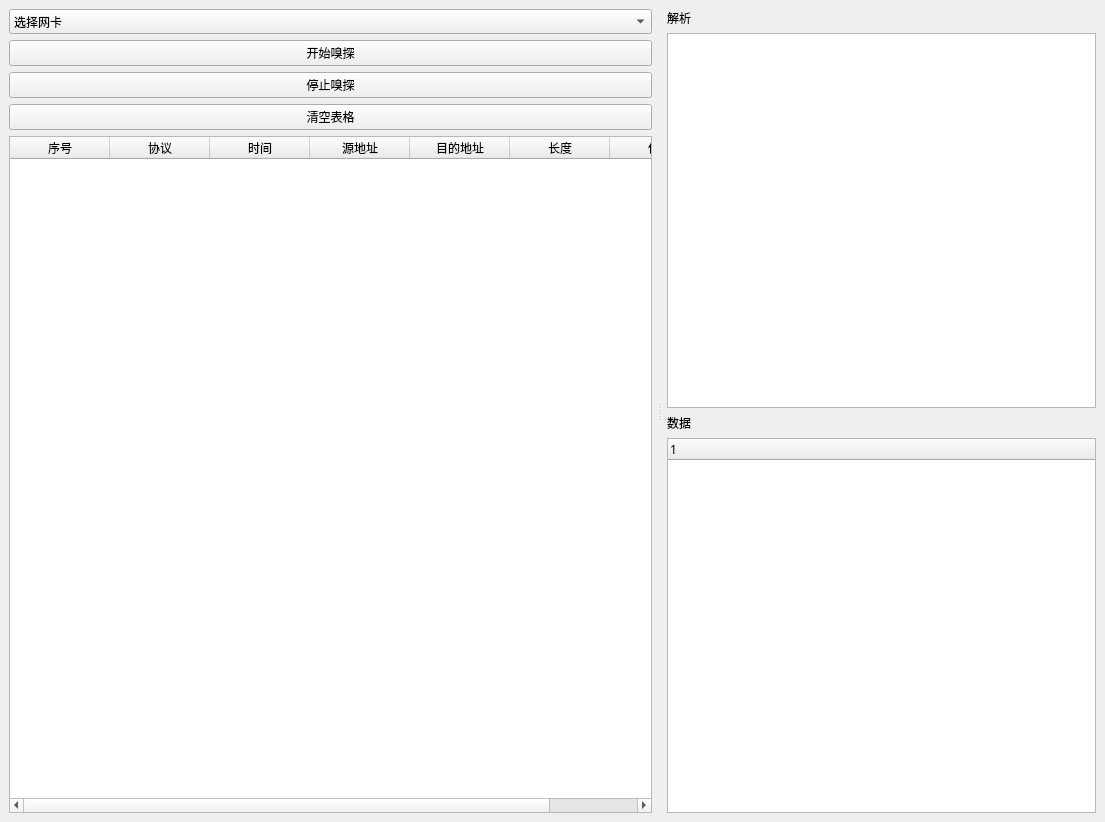
Old version of the form main_window.ui in the repository HanzhongPeng/sniffer_gui.
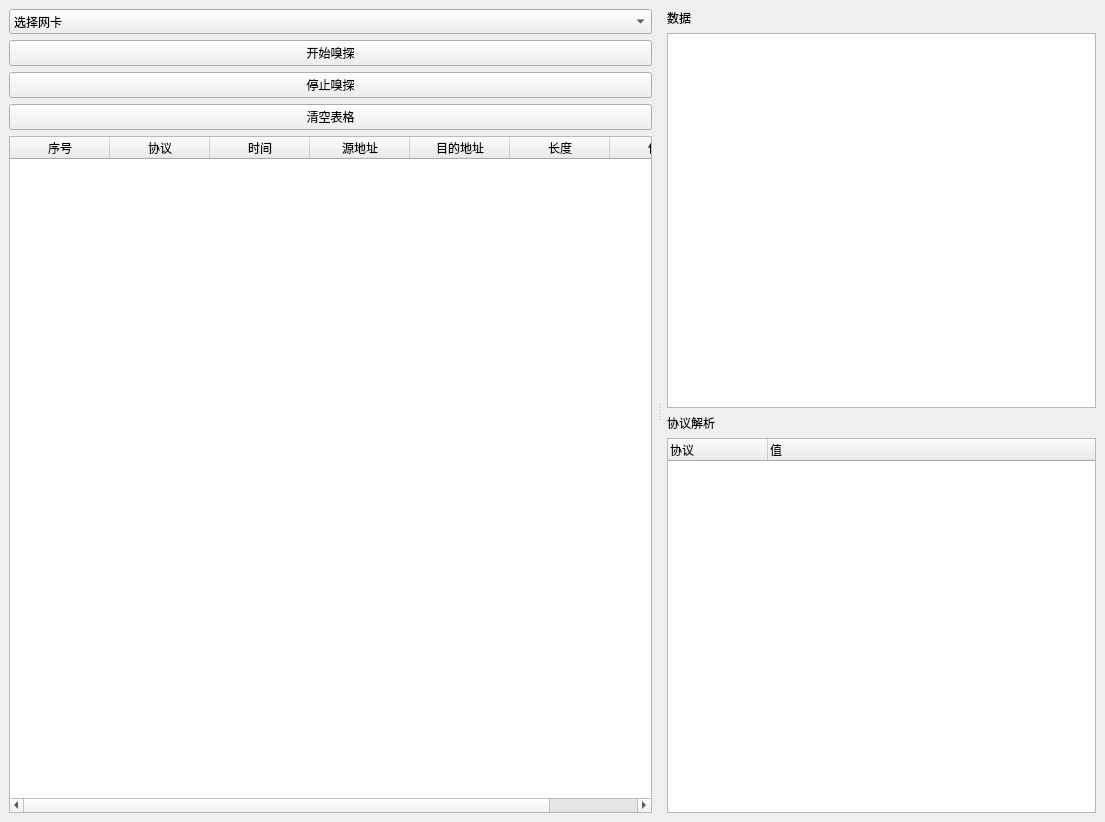
New version of the form. Icons and pictures are not drawn.

Commit message: 终于跑通了，修复了显示协议数据和hex_data的时候闪退的问题

```diff
--- a/main_window.ui
+++ b/main_window.ui
@@ -184,7 +184,7 @@
         <item row="0" column="0">
          <widget class="QLabel" name="label">
           <property name="text">
-           <string>解析</string>
+           <string>数据</string>
           </property>
          </widget>
         </item>
@@ -195,7 +195,12 @@
          <widget class="QTreeWidget" name="protocal_data_tree">
           <column>
            <property name="text">
-            <string notr="true">1</string>
+            <string notr="true">协议</string>
+           </property>
+          </column>
+          <column>
+           <property name="text">
+            <string>值</string>
            </property>
           </column>
          </widget>
@@ -203,7 +208,7 @@
         <item row="2" column="0">
          <widget class="QLabel" name="label_2">
           <property name="text">
-           <string>数据</string>
+           <string>协议解析</string>
           </property>
          </widget>
         </item>
```
The commit also changes 7 other files.
